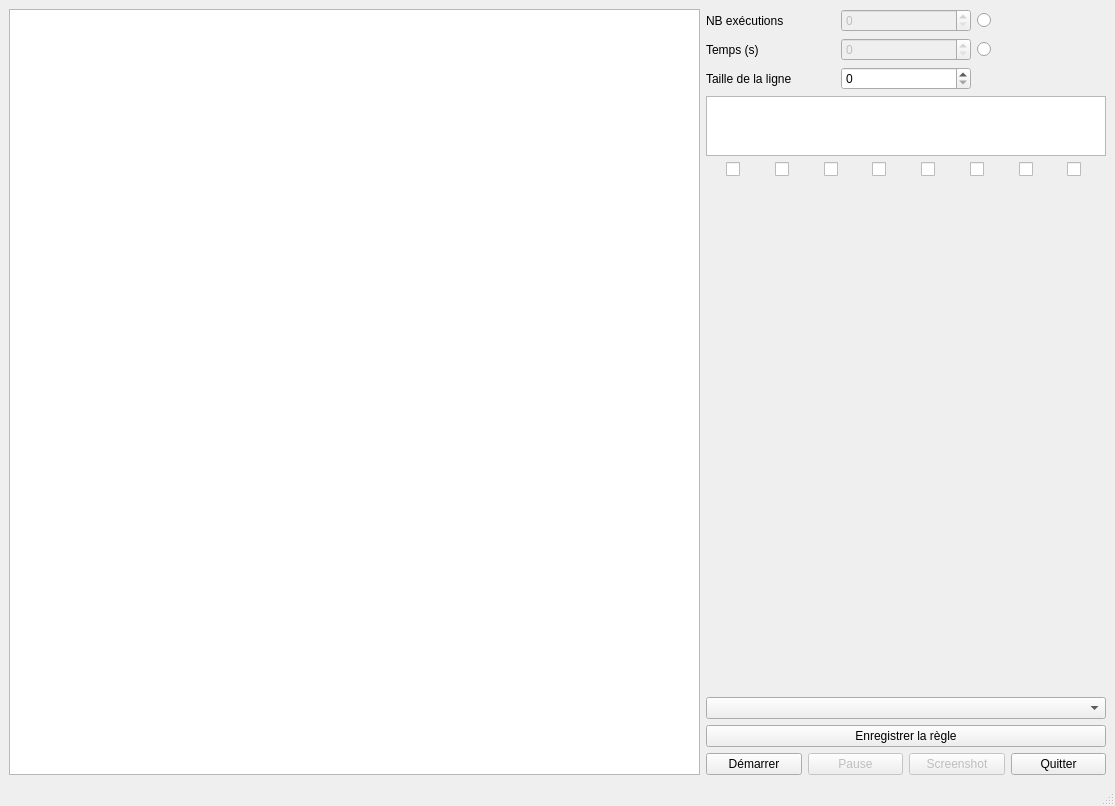
Before: the Qt Designer form Interface/lp74.ui in McKay1717/Jeux-de-la-vie, drawn with Qt 5.
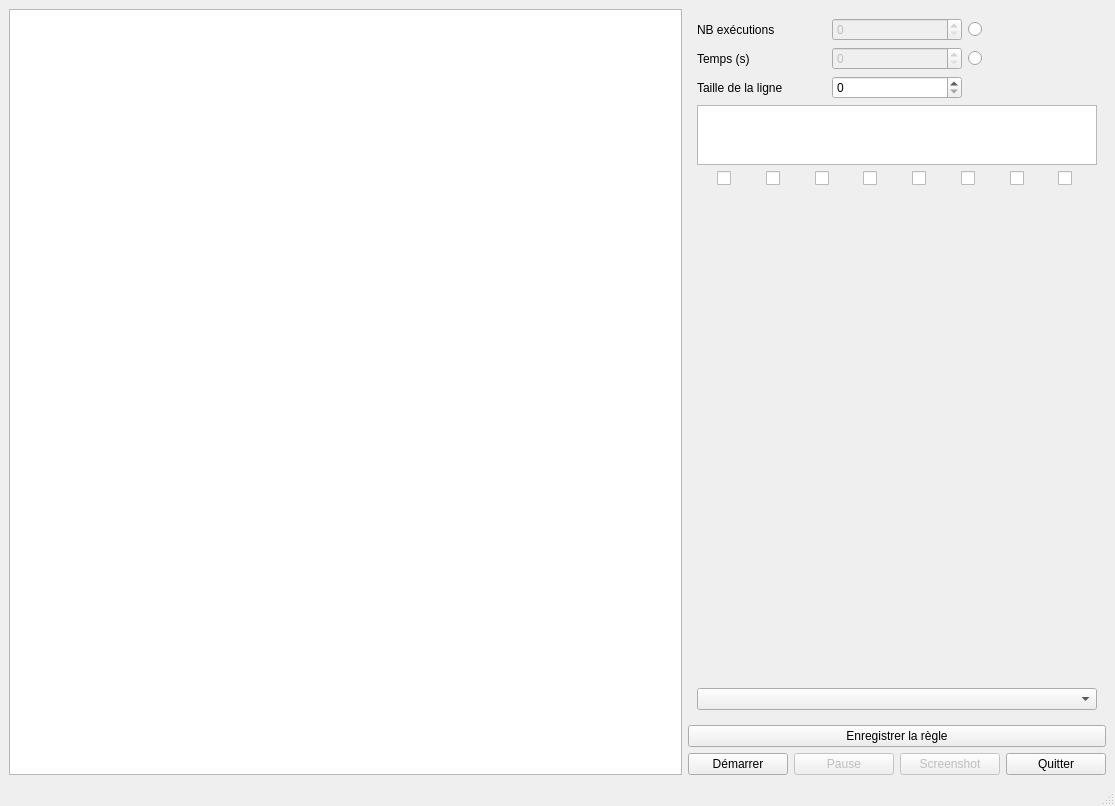
After: the same form once the commit is applied.

Commit message: Disable form during exec

```diff
--- a/Interface/lp74.ui
+++ b/Interface/lp74.ui
@@ -23,6 +23,7 @@
       <item>
        <layout class="QVBoxLayout" name="verticalLayout_3">
         <item>
+         <widget class="QFrame" name="form">
          <layout class="QVBoxLayout" name="verticalLayout_2">
           <item>
            <layout class="QGridLayout" name="gridLayout">
@@ -209,6 +210,7 @@
            </layout>
           </item>
          </layout>
+         </widget>
         </item>
         <item>
          <widget class="QPushButton" name="btn_save">
```
Lines whose indentation alone changed are shown as unchanged. The commit also changes 1 other file.
